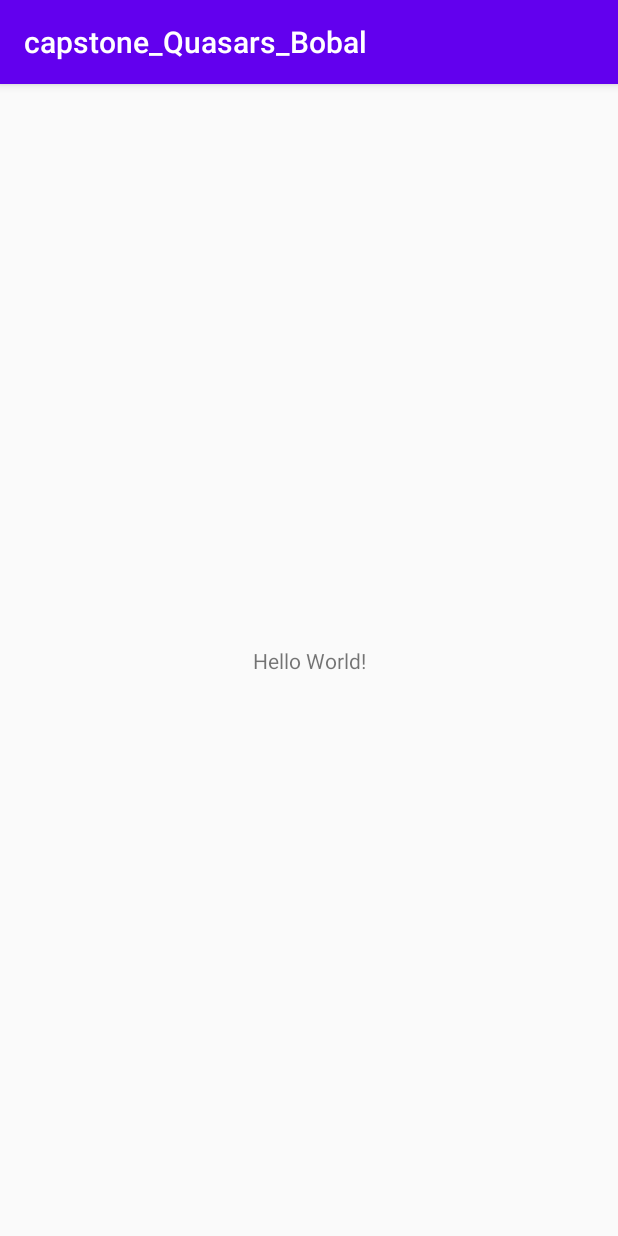
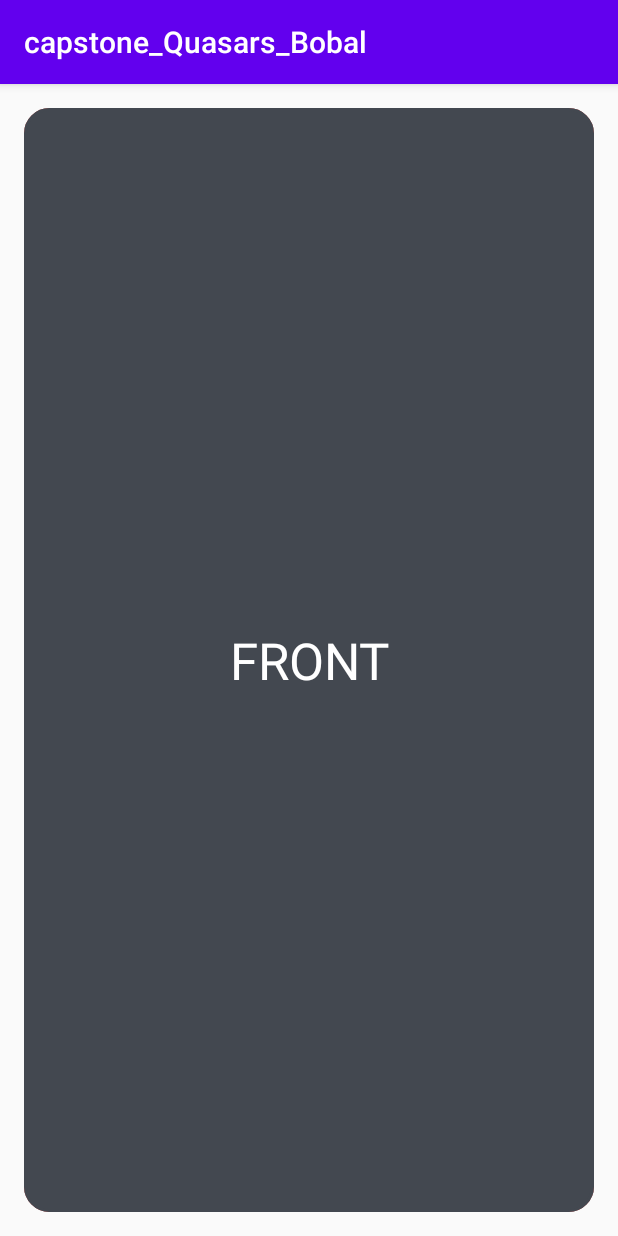
Before and after one commit to AbhishekSanthoshJaya/Bobal_LanguageLearning, an Android app: the screen it shows after launch (MainActivity), on a phone screen of 412 x 824 dp. Run offline under Robolectric (Android 15) with nearby library versions, the phone set to English and light mode, and no system bars.

Commit message:
Added basic flash card animations

```diff
--- a/app/src/main/java/com/aby/capstone_quasars_bobal/MainActivity.java
+++ b/app/src/main/java/com/aby/capstone_quasars_bobal/MainActivity.java
@@ -2,13 +2,59 @@ package com.aby.capstone_quasars_bobal;
 
 import androidx.appcompat.app.AppCompatActivity;
 
+import android.animation.AnimatorInflater;
+import android.animation.AnimatorSet;
 import android.os.Bundle;
+import android.view.View;
 
 public class MainActivity extends AppCompatActivity {
+
+    private AnimatorSet mSetRightOut;
+    private AnimatorSet mSetLeftIn;
+    private boolean mIsBackVisible = false;
+    private View mCardFrontLayout;
+    private View mCardBackLayout;
 
     @Override
     protected void onCreate(Bundle savedInstanceState) {
         super.onCreate(savedInstanceState);
         setContentView(R.layout.activity_main);
+        findViews();
+        loadAnimations();
+        changeCameraDistance();
+
+    }
+
+    private void changeCameraDistance() {
+        int distance = 8000;
+        float scale = getResources().getDisplayMetrics().density * distance;
+        mCardFrontLayout.setCameraDistance(scale);
+        mCardBackLayout.setCameraDistance(scale);
+    }
+
+    private void loadAnimations() {
+        mSetRightOut = (AnimatorSet) AnimatorInflater.loadAnimator(this, R.animator.out_animation);
+        mSetLeftIn = (AnimatorSet) AnimatorInflater.loadAnimator(this, R.animator.in_animation);
+    }
+
+    private void findViews() {
+        mCardBackLayout = findViewById(R.id.card_back);
+        mCardFrontLayout = findViewById(R.id.card_front);
+    }
+
+    public void flipCard(View view) {
+        if (!mIsBackVisible) {
+            mSetRightOut.setTarget(mCardFrontLayout);
+            mSetLeftIn.setTarget(mCardBackLayout);
+            mSetRightOut.start();
+            mSetLeftIn.start();
+            mIsBackVisible = true;
+        } else {
+            mSetRightOut.setTarget(mCardBackLayout);
+            mSetLeftIn.setTarget(mCardFrontLayout);
+            mSetRightOut.start();
+            mSetLeftIn.start();
+            mIsBackVisible = false;
+        }
     }
 }
--- /dev/null
+++ b/app/src/main/res/animator/in_animation.xml
@@ -0,0 +1,24 @@
+<?xml version="1.0" encoding="utf-8"?>
+<set xmlns:android="http://schemas.android.com/apk/res/android">
+
+    <objectAnimator
+        android:valueFrom="1.0"
+        android:valueTo="0.0"
+        android:propertyName="alpha"
+        android:duration="0" />
+
+
+    <objectAnimator
+        android:valueFrom="-180"
+        android:valueTo="0"
+        android:propertyName="rotationY"
+        android:repeatMode="reverse"
+        android:duration="@integer/anim_length" />
+
+    <objectAnimator
+        android:valueFrom="0.0"
+        android:valueTo="1.0"
+        android:propertyName="alpha"
+        android:startOffset="@integer/anim_length_half"
+        android:duration="0" />
+</set>
--- /dev/null
+++ b/app/src/main/res/animator/out_animation.xml
@@ -0,0 +1,15 @@
+<?xml version="1.0" encoding="utf-8"?>
+<set xmlns:android="http://schemas.android.com/apk/res/android">
+    <objectAnimator
+        android:valueFrom="0"
+        android:valueTo="180"
+        android:propertyName="rotationY"
+        android:duration="@integer/anim_length" />
+
+    <objectAnimator
+        android:valueFrom="1.0"
+        android:valueTo="0.0"
+        android:propertyName="alpha"
+        android:startOffset="@integer/anim_length_half"
+        android:duration="0" />
+</set>
--- a/app/src/main/res/layout/activity_main.xml
+++ b/app/src/main/res/layout/activity_main.xml
@@ -1,18 +1,29 @@
 <?xml version="1.0" encoding="utf-8"?>
-<androidx.constraintlayout.widget.ConstraintLayout xmlns:android="http://schemas.android.com/apk/res/android"
-    xmlns:app="http://schemas.android.com/apk/res-auto"
+<FrameLayout xmlns:android="http://schemas.android.com/apk/res/android"
     xmlns:tools="http://schemas.android.com/tools"
     android:layout_width="match_parent"
     android:layout_height="match_parent"
-    tools:context=".MainActivity">
+    tools:context=".MainActivity"
+    android:onClick="flipCard">
 
-    <TextView
-        android:layout_width="wrap_content"
-        android:layout_height="wrap_content"
-        android:text="Hello World!"
-        app:layout_constraintBottom_toBottomOf="parent"
-        app:layout_constraintLeft_toLeftOf="parent"
-        app:layout_constraintRight_toRightOf="parent"
-        app:layout_constraintTop_toTopOf="parent" />
 
-</androidx.constraintlayout.widget.ConstraintLayout>
+    <FrameLayout
+        android:id="@+id/card_back"
+        android:layout_width="match_parent"
+        android:layout_height="match_parent">
+        <include layout="@layout/card_back" />
+
+
+    </FrameLayout>
+
+    <FrameLayout
+        android:id="@+id/card_front"
+        android:layout_width="match_parent"
+        android:layout_height="match_parent"
+        android:gravity="center">
+        <include layout="@layout/card_front" />
+
+    </FrameLayout>
+
+
+</FrameLayout>
```
